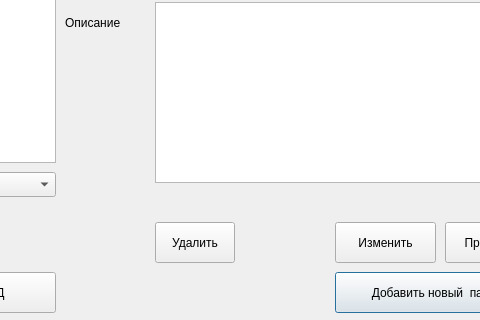
Before: the Qt Designer form oknoparoley.ui in Undeadguy0/PassHive, drawn with Qt 5; both pictures show x 165 to 645 and y 188 to 508 of the 726 by 508 pixel window.
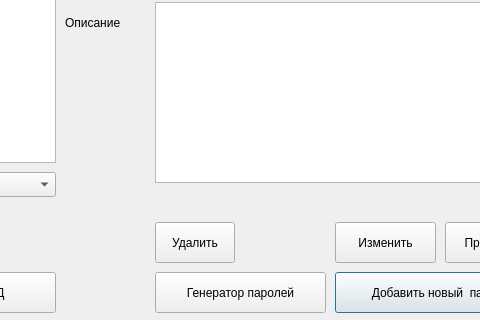
After: the same form once the commit is applied.

What changed in the file:
```diff
--- a/oknoparoley.ui
+++ b/oknoparoley.ui
@@ -167,6 +167,19 @@
     <string>Подключиться к БД</string>
    </property>
   </widget>
+  <widget class="QPushButton" name="pass_gen_knopka">
+   <property name="geometry">
+    <rect>
+     <x>320</x>
+     <y>460</y>
+     <width>171</width>
+     <height>41</height>
+    </rect>
+   </property>
+   <property name="text">
+    <string>Генератор паролей</string>
+   </property>
+  </widget>
  </widget>
  <resources/>
  <connections/>
```
